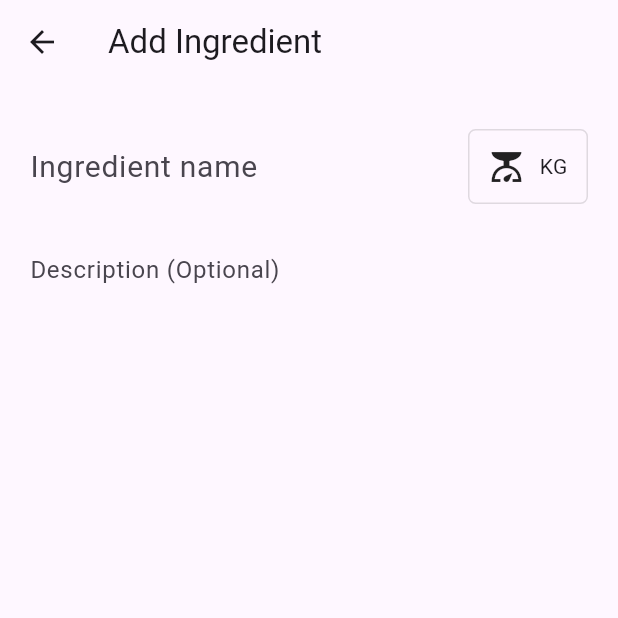
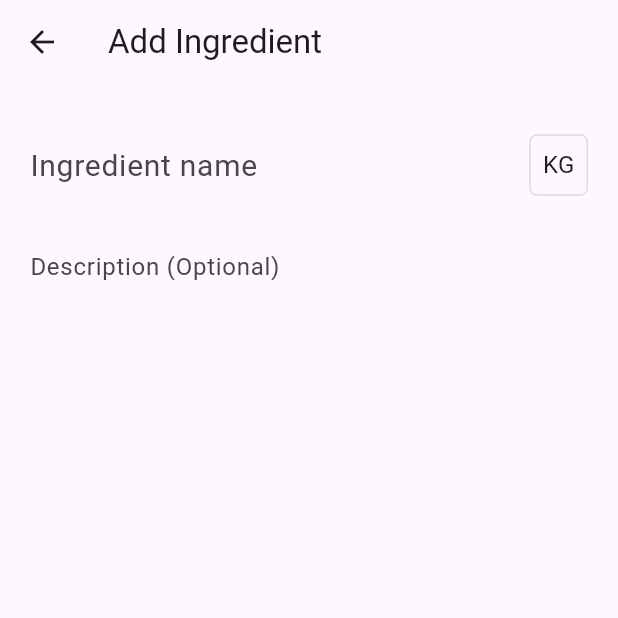
Before and after one commit to nandeeshkamath/paka-mitra, a Flutter app: the AddIngredient screen opened directly, on a phone screen of 412 x 824 dp, the top half of it. Run offline on Flutter 3.47's test engine with Material 2 defaults, Android fonts, the phone set to English and light mode, and no system bars; our stand-ins replace dropdown_search, dropdown_textfield, flutter_speed_dial, sqflite, sqflite_common_ffi_web; accounts and stored records are empty.

```diff
--- a/lib/add_ingredient.dart
+++ b/lib/add_ingredient.dart
@@ -98,23 +98,16 @@ class _AddIngredient extends State<AddIngredient> {
                         }).toList();
                       },
                       child: Container(
-                        height: 50,
-                        width: 80,
                         alignment: Alignment.center,
                         decoration: BoxDecoration(
                           borderRadius: BorderRadius.circular(5),
                           border: Border.all(color: Colors.black12),
                         ),
                         child: Padding(
-                          padding: const EdgeInsets.all(5),
-                          child: Row(
-                            mainAxisAlignment: MainAxisAlignment.center,
-                            children: [
-                              const Icon(Icons.scale),
-                              const Padding(
-                                  padding: EdgeInsets.symmetric(horizontal: 5)),
-                              Text(_measuringUnit.abbr),
-                            ],
+                          padding: const EdgeInsets.all(8),
+                          child: Text(
+                            _measuringUnit.abbr,
+                            style: const TextStyle(fontSize: 16),
                           ),
                         ),
                       ),
--- a/lib/database/recipe_repository.dart
+++ b/lib/database/recipe_repository.dart
@@ -66,7 +66,7 @@ class RecipesRepository {
             .add(QuantifiedIngredient(ingredients[0], recIngMap.quantity));
       }
 
-      recipeList.add(toRecipe(recipe, quantifiedIngredients));
+      recipeList.add(toRecipe(recipe, quantifiedIngredients.toSet()));
     }
     return recipeList;
   }
@@ -108,7 +108,7 @@ class RecipesRepository {
   }
 
   static Recipe toRecipe(Map<String, dynamic> recipe,
-      List<QuantifiedIngredient> quantifiedIngredients) {
+      Set<QuantifiedIngredient> quantifiedIngredients) {
     int id = recipe['id'];
     String name = recipe['name'];
     int sampleSize = recipe['sampleSize'];
--- a/lib/main.dart
+++ b/lib/main.dart
@@ -27,7 +27,7 @@ class _MyApp extends State<MyApp> {
         colorScheme: ColorScheme.fromSeed(seedColor: Colors.deepPurple),
         useMaterial3: true,
       ),
-      home: const HomePage(),
+      home: const AddRecipe(),
     );
   }
 }
--- a/lib/model/ingredient.dart
+++ b/lib/model/ingredient.dart
@@ -1,9 +1,11 @@
+import 'package:dropdown_textfield/dropdown_textfield.dart';
 import 'package:flutter/material.dart';
 
 class IngredientForRecipe {
   int index;
   int id = 0;
-  TextEditingController nameController = TextEditingController();
+  SingleValueDropDownController nameController =
+      SingleValueDropDownController();
   TextEditingController quantityController = TextEditingController();
   MeasuringUnit measuringUnit = MeasuringUnit.kilogram;
   String? name;
--- a/pubspec.yaml
+++ b/pubspec.yaml
@@ -39,6 +39,7 @@ dependencies:
   sqflite: ^2.3.0
   path: ^1.8.3
   sqflite_common_ffi_web: ^0.4.0
+  dropdown_search: ^5.0.6
 
 dev_dependencies:
   flutter_test:
```
Also changed, not shown: lib/add_recipe.dart (+80 -13 lines), lib/model/recipe.dart (+40 -4 lines), pubspec.lock, 1 other file.
